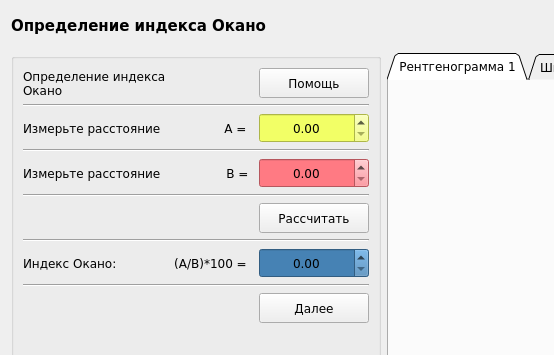
Above: Medic/forms/ui/form2.ui from W3STi/Medical-calculate-programm before the change; both pictures show x 0 to 554 and y 0 to 355 of the 1045 by 564 pixel window. Below: the same form after it.
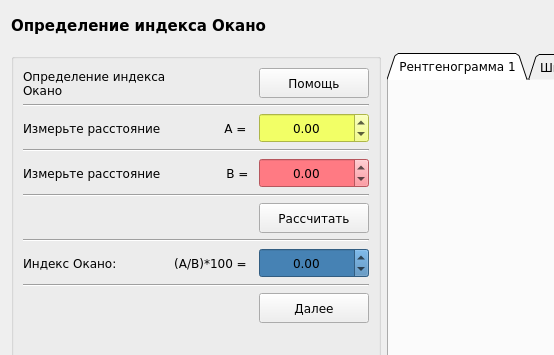
That is the form after the change.

Patch:
```diff
--- a/Medic/forms/ui/form2.ui
+++ b/Medic/forms/ui/form2.ui
@@ -7,7 +7,7 @@
     <x>0</x>
     <y>0</y>
     <width>1045</width>
-    <height>548</height>
+    <height>554</height>
    </rect>
   </property>
   <property name="windowTitle">
@@ -338,6 +338,12 @@
         <property name="alignment">
          <set>Qt::AlignCenter</set>
         </property>
+        <property name="minimum">
+         <double>-10000.000000000000000</double>
+        </property>
+        <property name="maximum">
+         <double>10000.000000000000000</double>
+        </property>
         <property name="singleStep">
          <double>0.100000000000000</double>
         </property>
@@ -363,6 +369,12 @@
         <property name="alignment">
          <set>Qt::AlignCenter</set>
         </property>
+        <property name="minimum">
+         <double>-10000.000000000000000</double>
+        </property>
+        <property name="maximum">
+         <double>10000.000000000000000</double>
+        </property>
         <property name="singleStep">
          <double>0.100000000000000</double>
         </property>
@@ -450,6 +462,12 @@
         <property name="alignment">
          <set>Qt::AlignCenter</set>
         </property>
+        <property name="minimum">
+         <double>-10000.000000000000000</double>
+        </property>
+        <property name="maximum">
+         <double>10000.000000000000000</double>
+        </property>
         <property name="singleStep">
          <double>0.100000000000000</double>
         </property>
```
